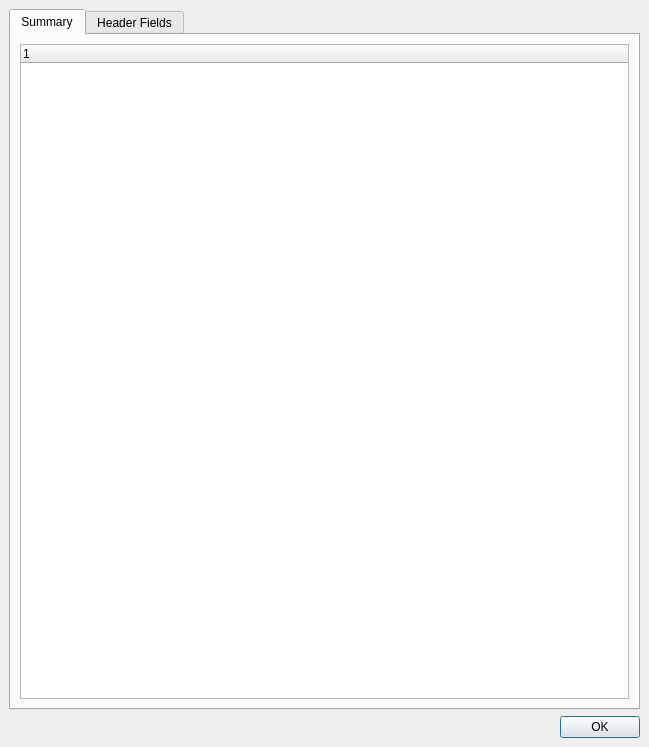
NCAR/eldora_instrument, file src/eldoragui/EldoraHeaderView.ui: the form before one commit.
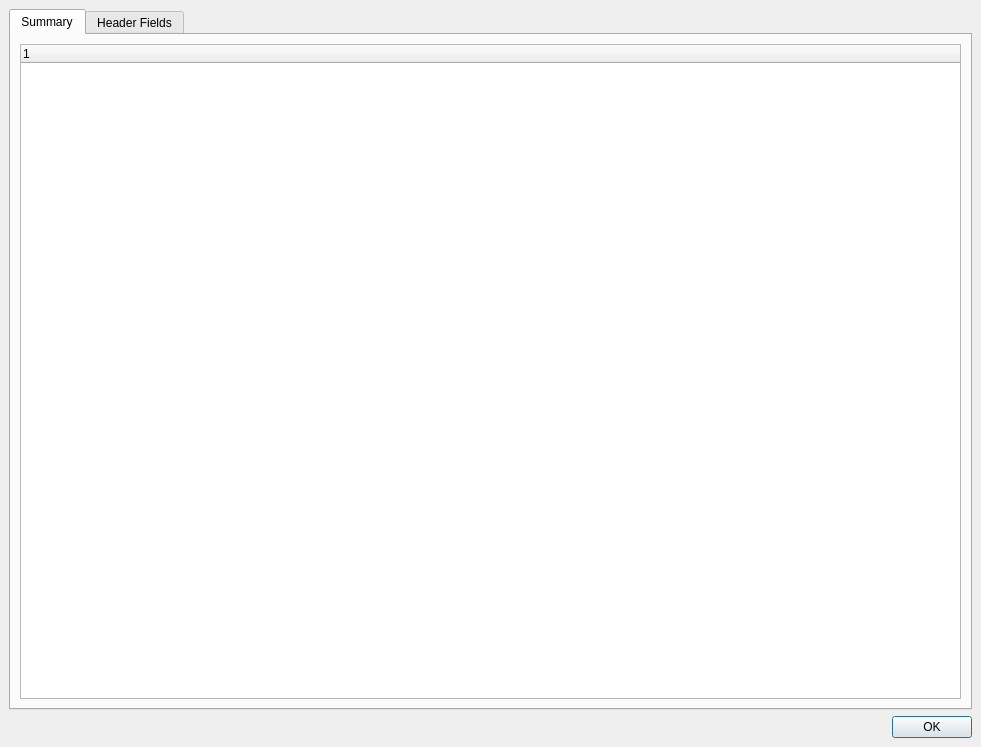
The form after the commit. The open tabs and pages were chosen to show the change.

Commit message: Tweking tree widget column widths.

```diff
--- a/src/eldoragui/EldoraHeaderView.ui
+++ b/src/eldoragui/EldoraHeaderView.ui
@@ -5,10 +5,18 @@
    <rect>
     <x>0</x>
     <y>0</y>
-    <width>649</width>
+    <width>981</width>
     <height>747</height>
    </rect>
   </property>
+  <property name="sizePolicy" >
+   <sizepolicy>
+    <hsizetype>7</hsizetype>
+    <vsizetype>7</vsizetype>
+    <horstretch>0</horstretch>
+    <verstretch>0</verstretch>
+   </sizepolicy>
+  </property>
   <property name="windowTitle" >
    <string>EldoraHeaderView</string>
   </property>
```
Left out of the diff: 2 changed lines with no effect on the pictures. The commit also changes 1 other file.
